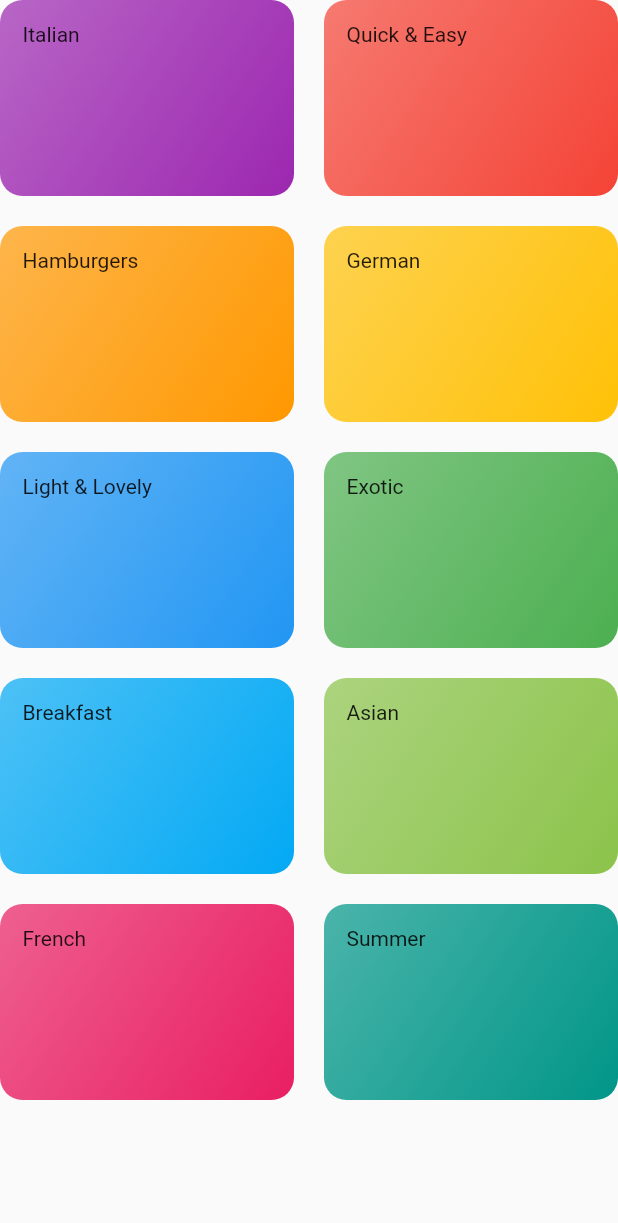
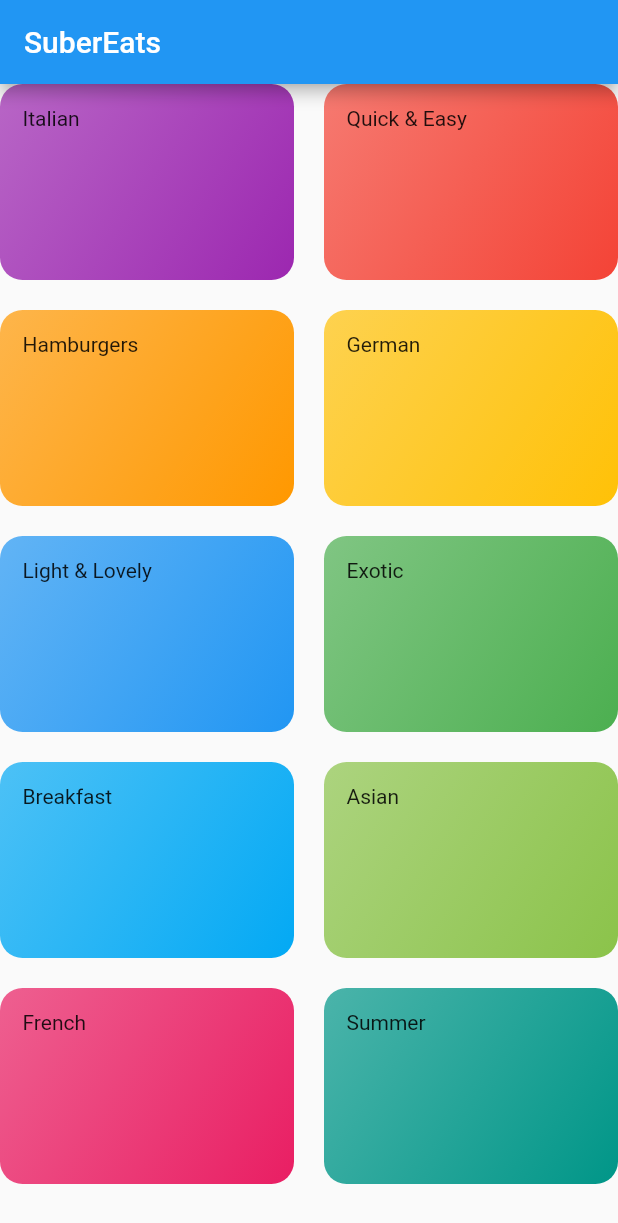
Before and after one commit to Liight/suber_eats, a Flutter app: the CategoriesScreen screen opened directly, on a phone screen of 412 x 824 dp. Shown: the top 1223 px of the screen. Run offline on Flutter 3.47's test engine with Material 2 defaults, Android fonts, the phone set to English and light mode, and no system bars.

Commit message:
- connect new screen to app

```diff
--- a/lib/categories_screen.dart
+++ b/lib/categories_screen.dart
@@ -8,7 +8,11 @@ class CategoriesScreen extends StatelessWidget {
 
   @override
   Widget build(BuildContext context) {
-    return GridView(
+    return Scaffold(
+      appBar: AppBar(
+        title: const Text('SuberEats'),
+      ),
+      body: GridView(
         children: DUMMY_CATEGORIES
             .map((element) => CategoryItem(element.title, element.color))
             .toList(),
@@ -18,6 +22,7 @@ class CategoriesScreen extends StatelessWidget {
           crossAxisSpacing: 20,
           mainAxisSpacing: 20,
         ),
+      ),
     );
   }
 }
```
Also changed, not shown: lib/main.dart (+3 -21 lines). Lines whose indentation alone changed are shown as unchanged.
